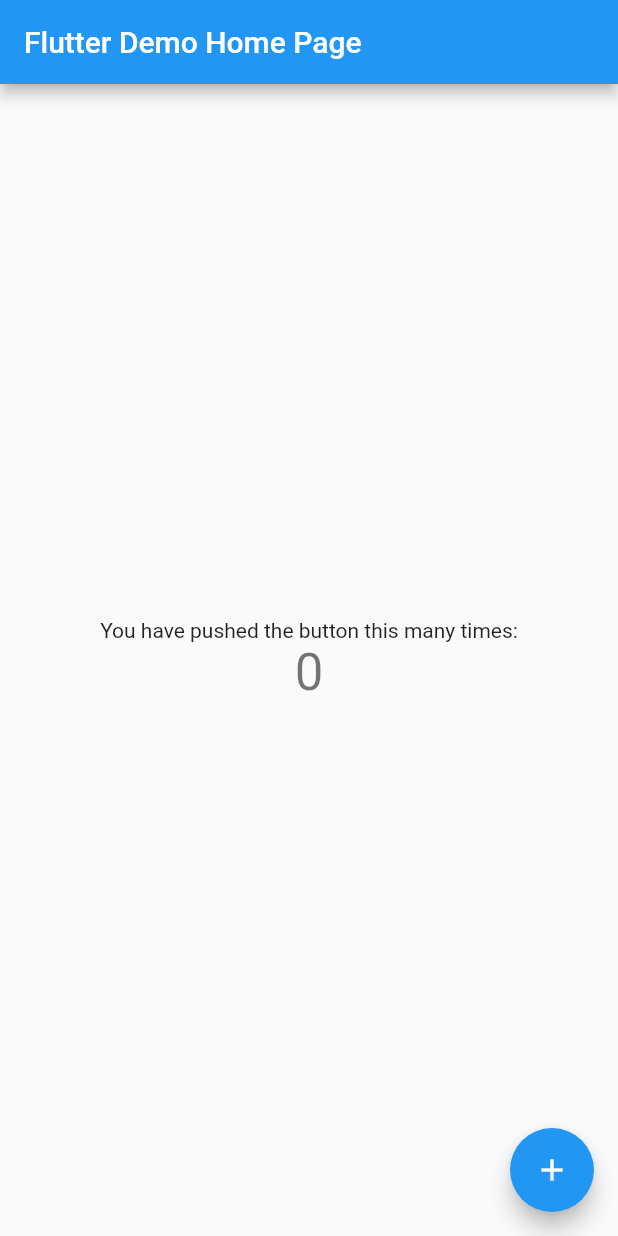
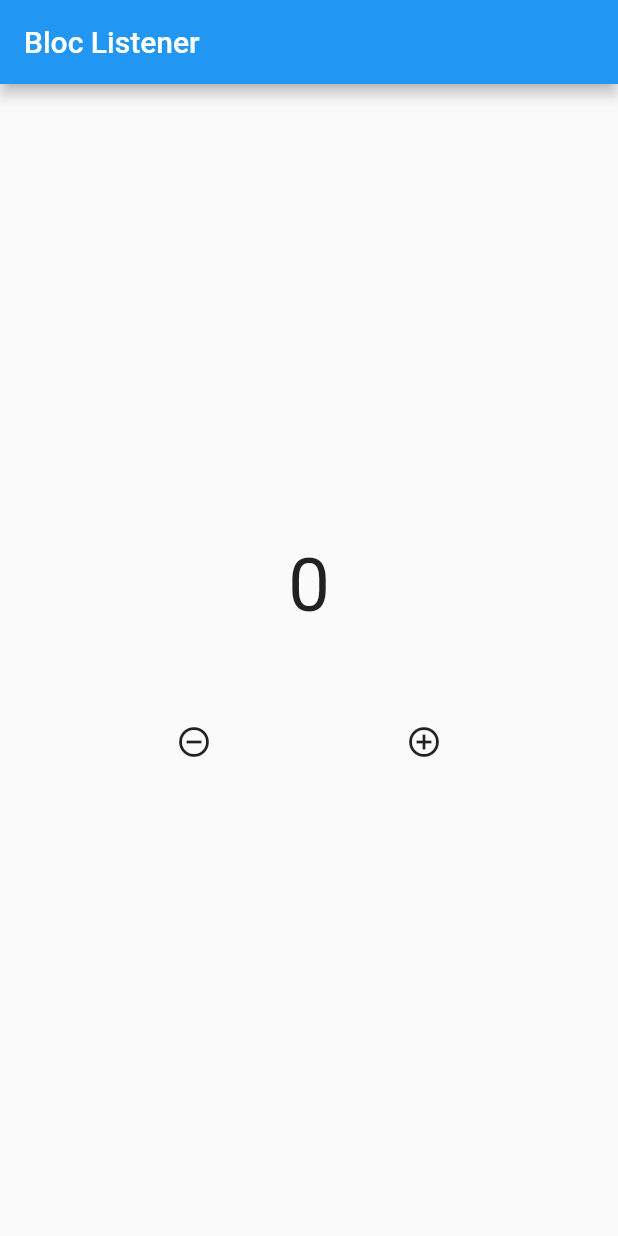
Before and after one commit to itsmhyne/mhybloc, a Flutter app: the screen it shows after launch, on a phone screen of 412 x 824 dp. Run offline on Flutter 3.47's test engine with Material 2 defaults, Android fonts, the phone set to English and light mode, and no system bars; our stand-ins replace bloc, flutter_bloc.

Commit message:
add bloc builder, bloc listener

```diff
--- /dev/null
+++ b/lib/bloc/counter_bloc.dart
@@ -0,0 +1,11 @@
+import 'package:bloc/bloc.dart';
+
+class CounterBloc extends Cubit<int> {
+  CounterBloc({this.init = 0}) : super(init);
+
+  int init;
+
+  void increment() => emit(state + 1);
+
+  void decrement() => emit(state - 1);
+}
--- a/lib/main.dart
+++ b/lib/main.dart
@@ -1,4 +1,9 @@
+import 'package:flutter/cupertino.dart';
 import 'package:flutter/material.dart';
+import 'package:mhybloc/views/basic_cubit.dart';
+import 'package:mhybloc/views/bloc_builder_page.dart';
+import 'package:mhybloc/views/bloc_listener_page.dart';
+import 'package:mhybloc/views/homepage.dart';
 
 void main() {
   runApp(const MyApp());
@@ -7,109 +12,10 @@
 class MyApp extends StatelessWidget {
   const MyApp({Key? key}) : super(key: key);
 
-  // This widget is the root of your application.
   @override
   Widget build(BuildContext context) {
     return MaterialApp(
-      title: 'Flutter Demo',
-      theme: ThemeData(
-        // This is the theme of your application.
-        //
-        // Try running your application with "flutter run". You'll see the
-        // application has a blue toolbar. Then, without quitting the app, try
-        // changing the primarySwatch below to Colors.green and then invoke
-        // "hot reload" (press "r" in the console where you ran "flutter run",
-        // or simply save your changes to "hot reload" in a Flutter IDE).
-        // Notice that the counter didn't reset back to zero; the application
-        // is not restarted.
-        primarySwatch: Colors.blue,
-      ),
-      home: const MyHomePage(title: 'Flutter Demo Home Page'),
+      home: BlocListenerPage(),
     );
   }
 }
-
-class MyHomePage extends StatefulWidget {
-  const MyHomePage({Key? key, required this.title}) : super(key: key);
-
-  // This widget is the home page of your application. It is stateful, meaning
-  // that it has a State object (defined below) that contains fields that affect
-  // how it looks.
-
-  // This class is the configuration for the state. It holds the values (in this
-  // case the title) provided by the parent (in this case the App widget) and
-  // used by the build method of the State. Fields in a Widget subclass are
-  // always marked "final".
-
-  final String title;
-
-  @override
-  State<MyHomePage> createState() => _MyHomePageState();
-}
-
-class _MyHomePageState extends State<MyHomePage> {
-  int _counter = 0;
-
-  void _incrementCounter() {
-    setState(() {
-      // This call to setState tells the Flutter framework that something has
-      // changed in this State, which causes it to rerun the build method below
-      // so that the display can reflect the updated values. If we changed
-      // _counter without calling setState(), then the build method would not be
-      // called again, and so nothing would appear to happen.
-      _counter++;
-    });
-  }
-
-  @override
-  Widget build(BuildContext context) {
-    // This method is rerun every time setState is called, for instance as done
-    // by the _incrementCounter method above.
-    //
-    // The Flutter framework has been optimized to make rerunning build methods
-    // fast, so that you can just rebuild anything that needs updating rather
-    // than having to individually change instances of widgets.
-    return Scaffold(
-      appBar: AppBar(
-        // Here we take the value from the MyHomePage object that was created by
-        // the App.build method, and use it to set our appbar title.
-        title: Text(widget.title),
-      ),
-      body: Center(
-        // Center is a layout widget. It takes a single child and positions it
-        // in the middle of the parent.
-        child: Column(
-          // Column is also a layout widget. It takes a list of children and
-          // arranges them vertically. By default, it sizes itself to fit its
-          // children horizontally, and tries to be as tall as its parent.
-          //
-          // Invoke "debug painting" (press "p" in the console, choose the
-          // "Toggle Debug Paint" action from the Flutter Inspector in Android
-          // Studio, or the "Toggle Debug Paint" command in Visual Studio Code)
-          // to see the wireframe for each widget.
-          //
-          // Column has various properties to control how it sizes itself and
-          // how it positions its children. Here we use mainAxisAlignment to
-          // center the children vertically; the main axis here is the vertical
-          // axis because Columns are vertical (the cross axis would be
-          // horizontal).
-          mainAxisAlignment: MainAxisAlignment.center,
-          children: <Widget>[
-            const Text(
-              'You have pushed the button this many times:',
-            ),
-            Text(
-              '$_counter',
-              style: Theme.of(context).textTheme.headline4,
-            ),
-          ],
-        ),
-      ),
-      floatingActionButton: FloatingActionButton(
-        onPressed: _incrementCounter,
-        tooltip: 'Increment',
-        child: const Icon(Icons.add),
-      ), // This trailing comma makes auto-formatting nicer for build methods.
-    );
-  }
-}
--- /dev/null
+++ b/lib/views/bloc_listener_page.dart
@@ -0,0 +1,65 @@
+import 'package:flutter/material.dart';
+import 'package:flutter/src/foundation/key.dart';
+import 'package:flutter/src/widgets/framework.dart';
+import 'package:flutter_bloc/flutter_bloc.dart';
+import 'package:mhybloc/bloc/counter_bloc.dart';
+
+class BlocListenerPage extends StatelessWidget {
+  CounterBloc blocCounter = CounterBloc();
+
+  @override
+  Widget build(BuildContext context) {
+    return Scaffold(
+      appBar: AppBar(
+        title: const Text("Bloc Listener"),
+      ),
+      body: Column(
+        mainAxisAlignment: MainAxisAlignment.center,
+        children: [
+          BlocListener<CounterBloc, int>(
+            bloc: blocCounter,
+            listener: (context, state) {
+              ScaffoldMessenger.of(context).showSnackBar(const SnackBar(
+                  duration: Duration(seconds: 1),
+                  content: Text("Angka Genap")));
+            },
+            listenWhen: (previous, current) {
+              if (current % 2 == 0) {
+                return true;
+              } else {
+                return false;
+              }
+            },
+            child: BlocBuilder<CounterBloc, int>(
+              bloc: blocCounter,
+              builder: (context, state) {
+                return Text(
+                  "$state",
+                  style: const TextStyle(fontSize: 50),
+                );
+              },
+            ),
+          ),
+          const SizedBox(
+            height: 50,
+          ),
+          Row(
+            mainAxisAlignment: MainAxisAlignment.spaceEvenly,
+            children: [
+              IconButton(
+                  onPressed: () {
+                    blocCounter.decrement();
+                  },
+                  icon: const Icon(Icons.remove_circle_outline)),
+              IconButton(
+                  onPressed: () {
+                    blocCounter.increment();
+                  },
+                  icon: const Icon(Icons.add_circle_outline)),
+            ],
+          )
+        ],
+      ),
+    );
+  }
+}
```
Also changed, not shown: lib/cubits/counter_cubit.dart (added, +33 -0 lines), lib/views/basic_cubit.dart (added, +66 -0 lines), lib/views/bloc_builder_page.dart (added, +67 -0 lines), lib/views/homepage.dart (added, +43 -0 lines), pubspec.yaml (+4 -12 lines), pubspec.lock, 1 other file.
